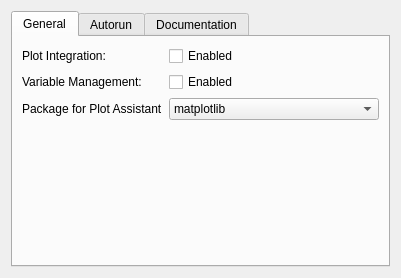
Qt form src/backends/python/settings.ui (KDE/cantor) before a commit.
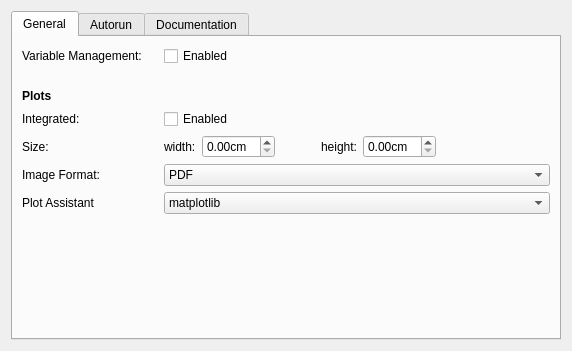
The same form after that commit. Custom widgets are drawn as their Qt base class.

Commit message: [python] allow to specify plot format and size in the application settings.

The edit to the form file:
```diff
--- a/src/backends/python/settings.ui
+++ b/src/backends/python/settings.ui
@@ -6,8 +6,8 @@
    <rect>
     <x>0</x>
     <y>0</y>
-    <width>401</width>
-    <height>278</height>
+    <width>572</width>
+    <height>351</height>
    </rect>
   </property>
   <layout class="QVBoxLayout" name="verticalLayout_2">
@@ -21,44 +21,60 @@
        <string>General</string>
       </attribute>
       <layout class="QGridLayout" name="gridLayout">
-       <item row="1" column="0">
+       <item row="0" column="0">
         <widget class="QLabel" name="lVariableManagement">
          <property name="text">
           <string>Variable Management:</string>
          </property>
         </widget>
        </item>
+       <item row="0" column="1">
+        <widget class="QCheckBox" name="kcfg_variableManagement">
+         <property name="toolTip">
+          <string>Monitor the creation and destruction of variables and show the existing variables in the variable panel.</string>
+         </property>
+         <property name="text">
+          <string>Enabled</string>
+         </property>
+        </widget>
+       </item>
+       <item row="1" column="0">
+        <spacer name="verticalSpacer_2">
+         <property name="orientation">
+          <enum>Qt::Vertical</enum>
+         </property>
+         <property name="sizeType">
+          <enum>QSizePolicy::Fixed</enum>
+         </property>
+         <property name="sizeHint" stdset="0">
+          <size>
+           <width>136</width>
+           <height>17</height>
+          </size>
+         </property>
+        </spacer>
+       </item>
+       <item row="2" column="0">
+        <widget class="QLabel" name="label_4">
+         <property name="font">
+          <font>
+           <weight>75</weight>
+           <bold>true</bold>
+          </font>
+         </property>
+         <property name="text">
+          <string>Plots</string>
+         </property>
+        </widget>
+       </item>
        <item row="3" column="0">
-        <spacer name="verticalSpacer">
-         <property name="orientation">
-          <enum>Qt::Vertical</enum>
-         </property>
-         <property name="sizeHint" stdset="0">
-          <size>
-           <width>20</width>
-           <height>40</height>
-          </size>
-         </property>
-        </spacer>
-       </item>
-       <item row="0" column="0">
         <widget class="QLabel" name="lPlotIntegration">
          <property name="text">
-          <string>Plot Integration:</string>
+          <string>Integrated:</string>
          </property>
         </widget>
        </item>
-       <item row="2" column="0">
-        <widget class="QLabel" name="label4">
-         <property name="toolTip">
-          <string>Graphic package to be used in the Plot Assistant</string>
-         </property>
-         <property name="text">
-          <string>Package for Plot Assistant</string>
-         </property>
-        </widget>
-       </item>
-       <item row="0" column="1">
+       <item row="3" column="1">
         <widget class="QCheckBox" name="kcfg_integratePlots">
          <property name="toolTip">
           <string>If enabled, plots will be shown inside of the worksheet. Otherwise, plots will be shown in an external window.</string>
@@ -68,17 +84,131 @@
          </property>
         </widget>
        </item>
-       <item row="1" column="1">
-        <widget class="QCheckBox" name="kcfg_variableManagement">
+       <item row="4" column="0">
+        <widget class="QLabel" name="label_5">
+         <property name="text">
+          <string>Size:</string>
+         </property>
+        </widget>
+       </item>
+       <item row="4" column="1">
+        <widget class="QFrame" name="frame">
+         <property name="frameShape">
+          <enum>QFrame::NoFrame</enum>
+         </property>
+         <property name="frameShadow">
+          <enum>QFrame::Raised</enum>
+         </property>
+         <layout class="QHBoxLayout" name="horizontalLayout">
+          <property name="leftMargin">
+           <number>0</number>
+          </property>
+          <property name="topMargin">
+           <number>0</number>
+          </property>
+          <property name="rightMargin">
+           <number>0</number>
+          </property>
+          <property name="bottomMargin">
+           <number>0</number>
+          </property>
+          <item>
+           <widget class="QLabel" name="lPlotWidth">
+            <property name="text">
+             <string>width:</string>
+            </property>
+           </widget>
+          </item>
+          <item>
+           <widget class="QDoubleSpinBox" name="kcfg_plotWidth">
+            <property name="suffix">
+             <string>cm</string>
+            </property>
+           </widget>
+          </item>
+          <item>
+           <spacer name="horizontalSpacer">
+            <property name="orientation">
+             <enum>Qt::Horizontal</enum>
+            </property>
+            <property name="sizeType">
+             <enum>QSizePolicy::Fixed</enum>
+            </property>
+            <property name="sizeHint" stdset="0">
+             <size>
+              <width>40</width>
+              <height>20</height>
+             </size>
+            </property>
+           </spacer>
+          </item>
+          <item>
+           <widget class="QLabel" name="lPlotHeight">
+            <property name="text">
+             <string>height:</string>
+            </property>
+           </widget>
+          </item>
+          <item>
+           <widget class="QDoubleSpinBox" name="kcfg_plotHeight">
+            <property name="suffix">
+             <string>cm</string>
+            </property>
+           </widget>
+          </item>
+          <item>
+           <spacer name="horizontalSpacer_2">
+            <property name="orientation">
+             <enum>Qt::Horizontal</enum>
+            </property>
+            <property name="sizeHint" stdset="0">
+             <size>
+              <width>40</width>
+              <height>20</height>
+             </size>
+            </property>
+           </spacer>
+          </item>
+         </layout>
+        </widget>
+       </item>
+       <item row="5" column="0">
+        <widget class="QLabel" name="label_3">
+         <property name="text">
+          <string>Image Format:</string>
+         </property>
+        </widget>
+       </item>
+       <item row="5" column="1">
+        <widget class="QComboBox" name="kcfg_inlinePlotFormat">
+         <item>
+          <property name="text">
+           <string>PDF</string>
+          </property>
+         </item>
+         <item>
+          <property name="text">
+           <string notr="true">SVG</string>
+          </property>
+         </item>
+         <item>
+          <property name="text">
+           <string notr="true">PNG</string>
+          </property>
+         </item>
+        </widget>
+       </item>
+       <item row="6" column="0">
+        <widget class="QLabel" name="label4">
          <property name="toolTip">
           <string>Monitor the creation and destruction of variables and show the existing variables in the variable panel.</string>
          </property>
          <property name="text">
-          <string>Enabled</string>
+          <string>Plot Assistant</string>
          </property>
         </widget>
        </item>
-       <item row="2" column="1">
+       <item row="6" column="1">
         <widget class="KComboBox" name="kcfg_plotExtenstionGraphicPackage">
          <property name="sizePolicy">
           <sizepolicy hsizetype="Expanding" vsizetype="Fixed">
@@ -116,6 +246,19 @@
          </item>
         </widget>
        </item>
+       <item row="7" column="0">
+        <spacer name="verticalSpacer">
+         <property name="orientation">
+          <enum>Qt::Vertical</enum>
+         </property>
+         <property name="sizeHint" stdset="0">
+          <size>
+           <width>20</width>
+           <height>40</height>
+          </size>
+         </property>
+        </spacer>
+       </item>
       </layout>
      </widget>
      <widget class="QWidget" name="tabAutorun">
```
Left out of the diff: 2 changed lines with no effect on the pictures. The commit also changes 4 other files.
